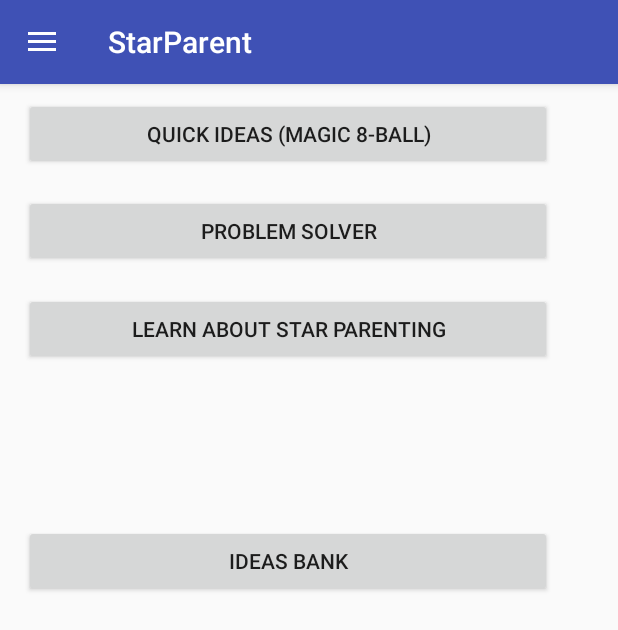
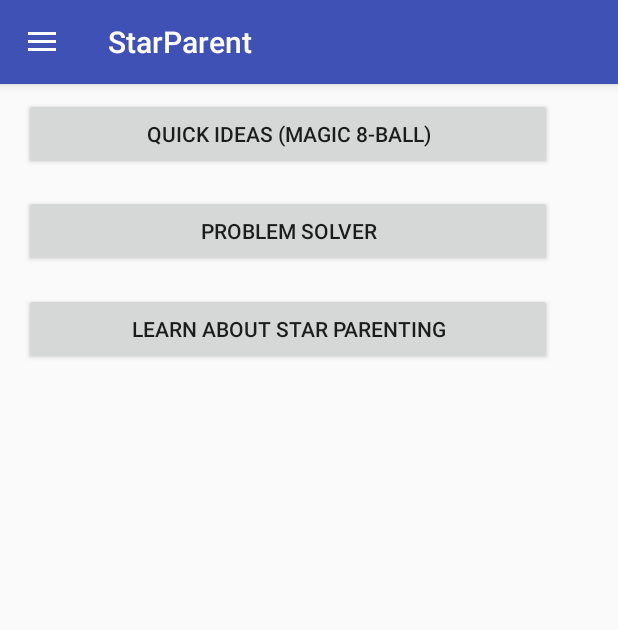
Before and after one commit to fredcrary/STAR_Parenting, an Android app: the screen it shows after launch (MainActivity), on a phone screen of 412 x 824 dp. Shown: the top 630 px of the screen. Run offline under Robolectric (Android 15) with nearby library versions, the phone set to English and light mode, and no system bars.

Commit message:
Nav stuff and minor code cleanup: Remove back button from all the toolbars (per https://developer.android.com/training/implementing-navigation/temporal.html).  Fix missing nav menu option, change if/else to switch with a default and add logging.  Remove old shortcuts and text from main screen and add comments and organize Manifest.

```diff
--- a/android/StarParent/app/src/main/java/com/starparent/starparent/IdeaBankMainActivity.java
+++ b/android/StarParent/app/src/main/java/com/starparent/starparent/IdeaBankMainActivity.java
@@ -44,7 +44,6 @@ public class IdeaBankMainActivity extends AppCompatActivity {
         setContentView(R.layout.activity_idea_bank_main);
         Toolbar toolbar = (Toolbar) findViewById(R.id.toolbar);
         setSupportActionBar(toolbar);
-        getSupportActionBar().setDisplayHomeAsUpEnabled(true);
 
         try {
             problems = parseXml();
--- a/android/StarParent/app/src/main/java/com/starparent/starparent/LearnAboutStarMainActivity.java
+++ b/android/StarParent/app/src/main/java/com/starparent/starparent/LearnAboutStarMainActivity.java
@@ -19,7 +19,6 @@ public class LearnAboutStarMainActivity extends BaseNavigationDrawerActivity {
         setContentView(R.layout.activity_learn_about_star);
         Toolbar toolbar = (Toolbar) findViewById(R.id.toolbar);
         setSupportActionBar(toolbar);
-        getSupportActionBar().setDisplayHomeAsUpEnabled(true);
 
         //Process Button
         Button learn_about_process_btn = (Button)findViewById(R.id.learn_about_process_btn);
--- a/android/StarParent/app/src/main/java/com/starparent/starparent/MainActivity.java
+++ b/android/StarParent/app/src/main/java/com/starparent/starparent/MainActivity.java
@@ -1,14 +1,10 @@
 package com.starparent.starparent;
 
-import android.app.Activity;
-import android.text.Html;
 import android.util.Log;
 import android.content.Intent;
-import android.support.v7.app.AppCompatActivity;
 import android.os.Bundle;
 import android.view.View;
 import android.widget.Button;
-import android.widget.TextView;
 
 public class MainActivity extends BaseNavigationDrawerActivity {
     private static final String TAG = "MainActivity";
@@ -46,22 +42,5 @@ public class MainActivity extends BaseNavigationDrawerActivity {
             }
         });
 
-        //Stuff below this line is only here temporarily for easy-access
-
-        StringBuilder htmlString = new StringBuilder();
-        htmlString.append("<h2>below here there be dragons</h2>");
-        htmlString.append("<hr>");
-        TextView textView = (TextView) findViewById(R.id.textViewMain);
-        textView.setText(Html.fromHtml(htmlString.toString()));
-
-        //Idea Bank Button (just for now to have an entry point
-        Button btn_idea_bank_main = (Button)findViewById(R.id.btn_idea_bank_main);
-        btn_idea_bank_main.setOnClickListener(new View.OnClickListener() {
-            @Override
-            public void onClick(View v) {
-                startActivity(new Intent(MainActivity.this, IdeaBankMainActivity.class));
-            }
-        });
-
     }
 }
--- a/android/StarParent/app/src/main/java/com/starparent/starparent/ProblemActivity.java
+++ b/android/StarParent/app/src/main/java/com/starparent/starparent/ProblemActivity.java
@@ -20,7 +20,6 @@ public class ProblemActivity extends AppCompatActivity {
         setContentView(R.layout.activity_problem);
         Toolbar toolbar = (Toolbar) findViewById(R.id.toolbar);
         setSupportActionBar(toolbar);
-        getSupportActionBar().setDisplayHomeAsUpEnabled(true);
         TextView textView = (TextView) findViewById(R.id.textView);
 
         Bundle b = getIntent().getExtras();
--- a/android/StarParent/app/src/main/java/com/starparent/starparent/ProblemSolverMainActivity.java
+++ b/android/StarParent/app/src/main/java/com/starparent/starparent/ProblemSolverMainActivity.java
@@ -15,7 +15,6 @@ public class ProblemSolverMainActivity extends AppCompatActivity {
         setContentView(R.layout.activity_problem_solver);
         Toolbar toolbar = (Toolbar) findViewById(R.id.toolbar);
         setSupportActionBar(toolbar);
-        getSupportActionBar().setDisplayHomeAsUpEnabled(true);
 
         //Process Button
         Button btn_quick_ideas = (Button)findViewById(R.id.btn_quick_ideas);
--- a/android/StarParent/app/src/main/java/com/starparent/starparent/QuickIdeasMainActivity.java
+++ b/android/StarParent/app/src/main/java/com/starparent/starparent/QuickIdeasMainActivity.java
@@ -6,6 +6,7 @@ import android.hardware.Sensor;
 import android.hardware.SensorEvent;
 import android.hardware.SensorEventListener;
 import android.hardware.SensorManager;
+import android.support.v4.widget.DrawerLayout;
 import android.util.FloatMath;
 import android.util.Log;
 import android.os.Bundle;
@@ -51,7 +52,6 @@ public class QuickIdeasMainActivity extends AppCompatActivity {
         setContentView(R.layout.activity_quick_ideas_main);
         Toolbar toolbar = (Toolbar) findViewById(R.id.toolbar);
         setSupportActionBar(toolbar);
-        getSupportActionBar().setDisplayHomeAsUpEnabled(true);
 
         try {
             parseXml();
--- a/android/StarParent/app/src/main/java/com/starparent/starparent/StarProcessMainActivity.java
+++ b/android/StarParent/app/src/main/java/com/starparent/starparent/StarProcessMainActivity.java
@@ -15,7 +15,6 @@ public class StarProcessMainActivity extends AppCompatActivity {
         setContentView(R.layout.activity_star_process_main);
         Toolbar toolbar = (Toolbar) findViewById(R.id.toolbar);
         setSupportActionBar(toolbar);
-        getSupportActionBar().setDisplayHomeAsUpEnabled(true);
     }
 
 }
--- a/android/StarParent/app/src/main/res/layout/activity_main.xml
+++ b/android/StarParent/app/src/main/res/layout/activity_main.xml
@@ -66,35 +66,4 @@
         android:layout_marginStart="16dp"
         android:layout_marginEnd="16dp" />
 
-    <TextView
-        android:id="@+id/textViewMain"
-        android:layout_width="0dp"
-        android:layout_height="495dp"
-        android:layout_marginTop="16dp"
-        android:fadeScrollbars="false"
-        android:isScrollContainer="true"
-        android:maxLines="1000"
-        android:paddingLeft="5dp"
-        android:paddingRight="5dp"
-        app:layout_constraintLeft_toLeftOf="parent"
-        app:layout_constraintRight_toRightOf="parent"
-        app:layout_constraintTop_toBottomOf="@+id/btn_learn_about_main"
-        tools:layout_editor_absoluteX="8dp"
-        tools:layout_editor_absoluteY="8dp" />
-
-    <Button
-        android:id="@+id/btn_idea_bank_main"
-        android:layout_width="352dp"
-        android:layout_height="wrap_content"
-        android:layout_marginLeft="16dp"
-        android:layout_marginRight="16dp"
-        android:layout_marginTop="350dp"
-        android:text="@string/btn_idea_bank"
-        android:visibility="visible"
-        app:layout_constraintLeft_toLeftOf="parent"
-        app:layout_constraintRight_toRightOf="parent"
-        app:layout_constraintTop_toBottomOf="@+id/btn_learn_about_main"
-        android:layout_marginStart="16dp"
-        android:layout_marginEnd="16dp" />
-
 </android.support.design.widget.CoordinatorLayout>
```
Also changed, not shown: android/StarParent/app/src/main/AndroidManifest.xml (+42 -37 lines), android/StarParent/app/src/main/java/com/starparent/starparent/BaseNavigationDrawerActivity.java (+39 -32 lines).
